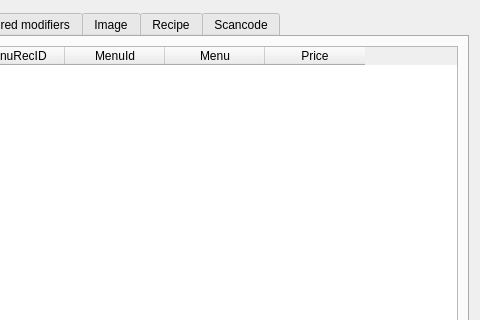
Qt form RowEditor/rerestdish.ui (End1-1/Resort-2) before a commit; both pictures show x 158 to 638 and y 0 to 320 of the 638 by 774 pixel window.
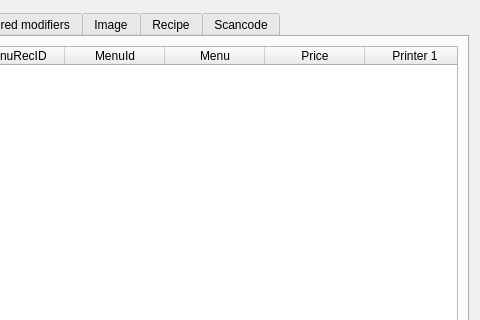
The same form after that commit. The open tabs and pages were chosen to show the change. Icons and pictures are not drawn. Custom widgets are drawn as their Qt base class.

Diff of the .ui file:
```diff
--- a/RowEditor/rerestdish.ui
+++ b/RowEditor/rerestdish.ui
@@ -493,6 +493,11 @@
            <string>Price</string>
           </property>
          </column>
+         <column>
+          <property name="text">
+           <string>Printer 1</string>
+          </property>
+         </column>
         </widget>
        </item>
       </layout>
```
